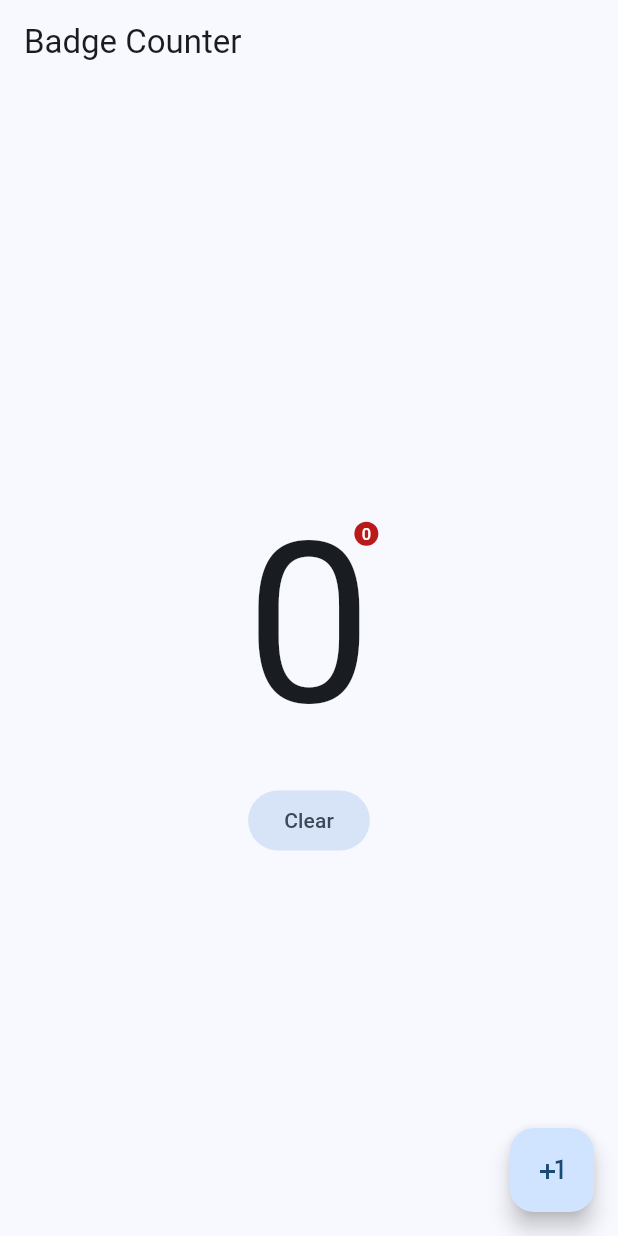
After one commit to antjiminf/miscelaneos, a Flutter app: the BadgeScreen screen opened by its route, after a tap on "Clear", on a phone screen of 412 x 824 dp. The commit adds this screen. Run offline on Flutter 3.47's test engine with Material 3 defaults, Android fonts, the phone set to English and light mode, and no system bars; our stand-ins replace dio, flutter_compass, flutter_riverpod, geolocator, go_router, google_fonts and 5 more; missing offline and left inert: app_badge_plus, quick_actions.

Commit message:
Quick Actions and Badge implemented

```diff
--- a/lib/config/config.dart
+++ b/lib/config/config.dart
@@ -2,3 +2,5 @@ export 'theme/app_theme.dart';
 export 'router/app_router.dart';
 export 'plugins/share_plugin.dart';
 export 'plugins/local_auth_plugin.dart';
+export 'plugins/quick_actions_plugin.dart';
+export 'plugins/app_badge_plugin.dart';
--- /dev/null
+++ b/lib/config/plugins/app_badge_plugin.dart
@@ -0,0 +1,25 @@
+import 'package:app_badge_plus/app_badge_plus.dart';
+
+class AppBadgePlugin {
+  static Future<bool> get isBadgeSupported {
+    return AppBadgePlus.isSupported();
+  }
+
+  static updateBadgeCount(int count) async {
+    if (!await isBadgeSupported) {
+      return;
+    }
+
+    AppBadgePlus.updateBadge(count);
+
+    if (count == 0) removeBadge();
+  }
+
+  static void removeBadge() async {
+    if (!await isBadgeSupported) {
+      return;
+    }
+
+    AppBadgePlus.updateBadge(0);
+  }
+}
--- a/lib/config/router/app_router.dart
+++ b/lib/config/router/app_router.dart
@@ -45,5 +45,6 @@ final router = GoRouter(
       path: '/controlled-map',
       builder: (context, state) => ControlledMapScreen(),
     ),
+    GoRoute(path: '/badge', builder: (context, state) => BadgeScreen()),
   ],
 );
--- a/lib/main.dart
+++ b/lib/main.dart
@@ -6,6 +6,9 @@ import 'config/config.dart';
 
 void main() {
   WidgetsFlutterBinding.ensureInitialized();
+
+  QuickActionsPlugin.registerActions();
+
   SystemChrome.setPreferredOrientations([DeviceOrientation.portraitUp]);
 
   runApp(const ProviderScope(child: MainApp()));
--- /dev/null
+++ b/lib/presentation/providers/badge/badge_counter_provider.dart
@@ -0,0 +1,5 @@
+import 'package:flutter_riverpod/flutter_riverpod.dart';
+
+final badgeCounterProvider = StateProvider<int>((ref) {
+  return 0;
+});
--- a/lib/presentation/providers/providers.dart
+++ b/lib/presentation/providers/providers.dart
@@ -16,3 +16,5 @@ export 'pokemons/pokemon_provider.dart';
 export 'sensors/accelerometer_providers.dart';
 export 'sensors/gyroscope_provider.dart';
 export 'sensors/magnetometer_provider.dart';
+
+export 'badge/badge_counter_provider.dart';
--- /dev/null
+++ b/lib/presentation/screens/badge/badge_screen.dart
@@ -0,0 +1,47 @@
+import 'package:flutter/material.dart';
+import 'package:flutter_riverpod/flutter_riverpod.dart';
+import 'package:miscelaneos/config/plugins/app_badge_plugin.dart';
+import 'package:miscelaneos/presentation/providers/providers.dart';
+
+class BadgeScreen extends ConsumerWidget {
+  const BadgeScreen({super.key});
+
+  @override
+  Widget build(BuildContext context, ref) {
+    final badgeCounter = ref.watch(badgeCounterProvider);
+
+    return Scaffold(
+      appBar: AppBar(title: Text('Badge Counter')),
+      body: Center(
+        child: Column(
+          mainAxisAlignment: MainAxisAlignment.center,
+          children: [
+            Badge(
+              alignment: Alignment.lerp(
+                Alignment.topRight,
+                Alignment.bottomRight,
+                0.2,
+              ),
+              label: Text('$badgeCounter'),
+              child: Text('$badgeCounter', style: TextStyle(fontSize: 150)),
+            ),
+            FilledButton.tonal(
+              onPressed: () {
+                ref.invalidate(badgeCounterProvider);
+                AppBadgePlugin.removeBadge();
+              },
+              child: Text('Clear'),
+            ),
+          ],
+        ),
+      ),
+      floatingActionButton: FloatingActionButton(
+        onPressed: () {
+          ref.read(badgeCounterProvider.notifier).update((state) => state + 1);
+          AppBadgePlugin.updateBadgeCount(badgeCounter + 1);
+        },
+        child: Icon(Icons.plus_one),
+      ),
+    );
+  }
+}
--- a/lib/presentation/screens/screens.dart
+++ b/lib/presentation/screens/screens.dart
@@ -17,3 +17,5 @@ export 'biometrics/biometric_screen.dart';
 export 'location/controlled_map_screen.dart';
 export 'location/location_screen.dart';
 export 'location/map_screen.dart';
+
+export 'badge/badge_screen.dart';
--- a/lib/presentation/widgets/shared/main_menu.dart
+++ b/lib/presentation/widgets/shared/main_menu.dart
@@ -24,6 +24,7 @@ final menuItems = <MenuItem>[
   MenuItem('Ubicación', Icons.pin_drop, '/location'),
   MenuItem('Mapa', Icons.map_outlined, '/map'),
   MenuItem('Mapa Controlado', Icons.gamepad_outlined, '/controlled-map'),
+  MenuItem('Badge', Icons.notification_important, '/badge'),
 ];
 
 class MainMenu extends StatelessWidget {
--- a/pubspec.yaml
+++ b/pubspec.yaml
@@ -20,6 +20,8 @@ dependencies:
   local_auth: ^2.3.0
   geolocator: ^14.0.2
   google_maps_flutter: ^2.12.3
+  quick_actions: ^1.1.0
+  app_badge_plus: ^1.2.3
 
 
 dev_dependencies:
```
Also changed, not shown: lib/config/plugins/quick_actions_plugin.dart (added, +45 -0 lines), pubspec.lock, 18 other files.
